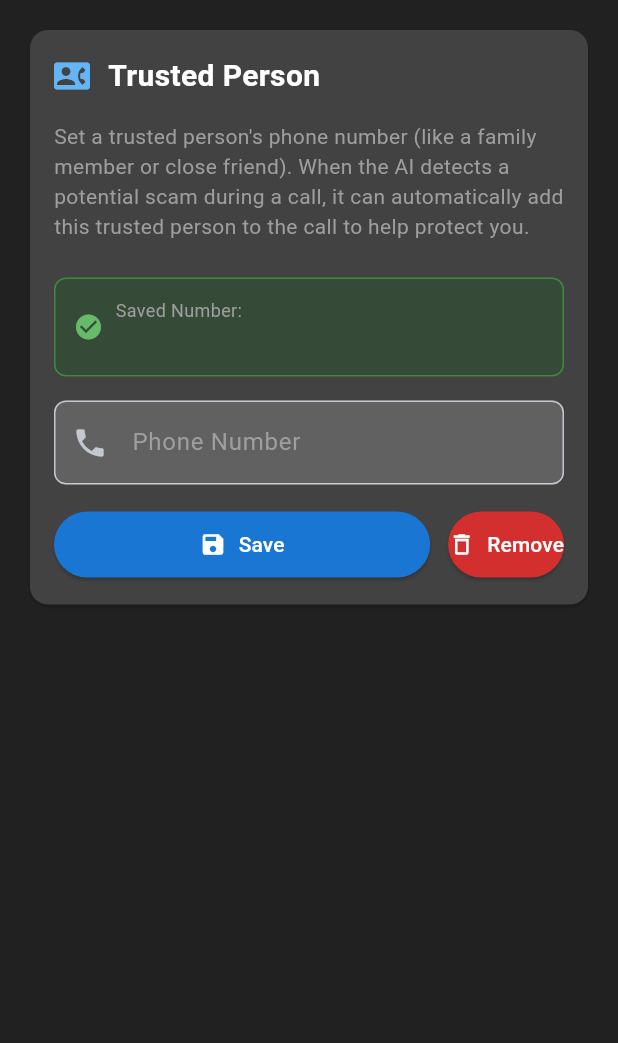
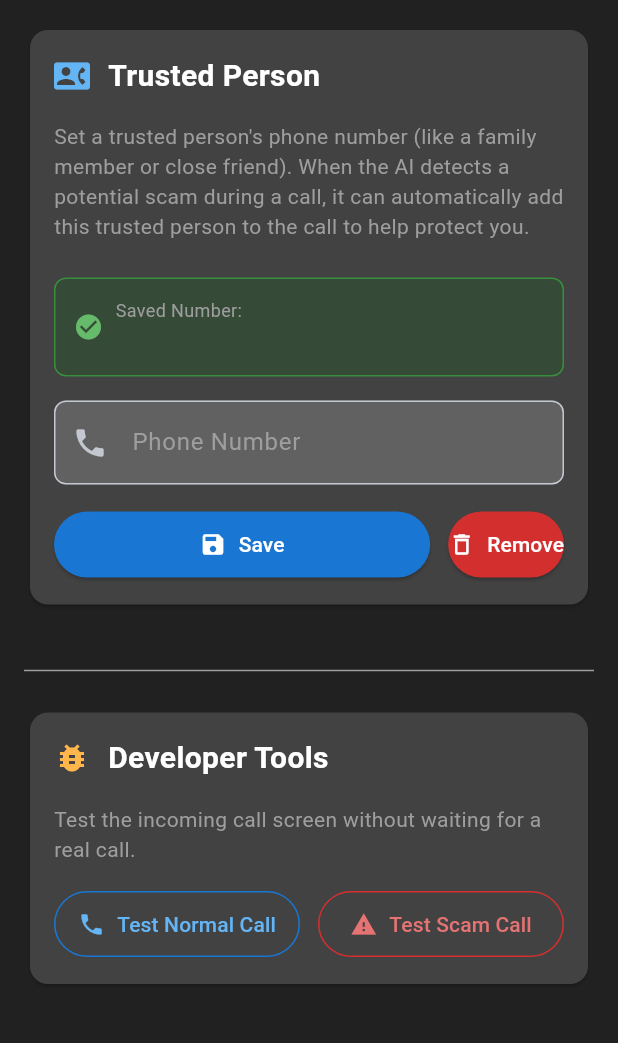
Before and after one commit to Siyaarr/Junction2025, a Flutter app: the SettingsScreen screen opened directly, on a phone screen of 412 x 824 dp, the part 84-1127 px from its top. Run offline on Flutter 3.47's test engine with Material 3 defaults, Android fonts, the phone set to English and light mode, and no system bars; our stand-ins replace audioplayers, dio, permission_handler, shared_preferences; missing offline and left inert: twilio_voice; accounts and stored records are empty; network calls fail.

Commit message:
Add developer call buttons to settings

```diff
--- a/lib/screens/settings_screen.dart
+++ b/lib/screens/settings_screen.dart
@@ -1,6 +1,10 @@
 import 'package:flutter/material.dart';
 import 'package:flutter/services.dart';
 import '../services/settings_service.dart';
+import '../models/call_info.dart';
+import '../widgets/call_overlay_manager.dart';
+import '../providers/call_provider.dart';
+import 'package:provider/provider.dart';
 
 class SettingsScreen extends StatefulWidget {
   const SettingsScreen({super.key});
@@ -310,9 +314,133 @@ class _SettingsScreenState extends State<SettingsScreen> {
                       ),
                     ),
                   ),
+
+                  // Dev Section (only in debug mode)
+                  if (const bool.fromEnvironment('dart.vm.product') ==
+                      false) ...[
+                    const SizedBox(height: 32),
+                    const Divider(color: Colors.grey),
+                    const SizedBox(height: 16),
+                    Card(
+                      color: Colors.grey[800],
+                      child: Padding(
+                        padding: const EdgeInsets.all(16.0),
+                        child: Column(
+                          crossAxisAlignment: CrossAxisAlignment.start,
+                          children: [
+                            Row(
+                              children: [
+                                Icon(
+                                  Icons.bug_report,
+                                  color: Colors.orange[300],
+                                  size: 24,
+                                ),
+                                const SizedBox(width: 12),
+                                const Text(
+                                  'Developer Tools',
+                                  style: TextStyle(
+                                    fontSize: 20,
+                                    fontWeight: FontWeight.bold,
+                                    color: Colors.white,
+                                  ),
+                                ),
+                              ],
+                            ),
+                            const SizedBox(height: 16),
+                            const Text(
+                              'Test the incoming call screen without waiting for a real call.',
+                              style: TextStyle(
+                                fontSize: 14,
+                                color: Colors.grey,
+                                height: 1.4,
+                              ),
+                            ),
+                            const SizedBox(height: 16),
+                            Row(
+                              children: [
+                                Expanded(
+                                  child: OutlinedButton.icon(
+                                    onPressed: () =>
+                                        _showTestCall(isScam: false),
+                                    icon: const Icon(Icons.phone),
+                                    label: const Text('Test Normal Call'),
+                                    style: OutlinedButton.styleFrom(
+                                      foregroundColor: Colors.blue[300],
+                                      side: BorderSide(
+                                        color: Colors.blue[700]!,
+                                      ),
+                                      padding: const EdgeInsets.symmetric(
+                                        vertical: 12,
+                                      ),
+                                    ),
+                                  ),
+                                ),
+                                const SizedBox(width: 12),
+                                Expanded(
+                                  child: OutlinedButton.icon(
+                                    onPressed: () =>
+                                        _showTestCall(isScam: true),
+                                    icon: const Icon(Icons.warning),
+                                    label: const Text('Test Scam Call'),
+                                    style: OutlinedButton.styleFrom(
+                                      foregroundColor: Colors.red[300],
+                                      side: BorderSide(color: Colors.red[700]!),
+                                      padding: const EdgeInsets.symmetric(
+                                        vertical: 12,
+                                      ),
+                                    ),
+                                  ),
+                                ),
+                              ],
+                            ),
+                          ],
+                        ),
+                      ),
+                    ),
+                  ],
                 ],
               ),
             ),
     );
   }
+
+  /// Dev feature: Show test incoming call overlay
+  void _showTestCall({required bool isScam}) {
+    final testCallInfo = CallInfo(
+      id: 'test-call-${DateTime.now().millisecondsSinceEpoch}',
+      phoneNumber: isScam ? '+1-800-SCAMMER' : '+1-555-0123',
+      contactName: isScam ? 'Suspicious Caller' : 'John Doe',
+      timestamp: DateTime.now(),
+      type: CallType.incoming,
+      status: CallStatus.ringing,
+      isScam: isScam,
+    );
+
+    final callProvider = Provider.of<CallProvider>(context, listen: false);
+
+    CallOverlayManager.showIncomingCall(
+      context: context,
+      callInfo: testCallInfo,
+      onAnswer: () {
+        callProvider.answerCall();
+        CallOverlayManager.hideOverlay();
+        ScaffoldMessenger.of(context).showSnackBar(
+          const SnackBar(
+            content: Text('Test call answered'),
+            duration: Duration(seconds: 1),
+          ),
+        );
+      },
+      onDecline: () {
+        callProvider.declineCall();
+        CallOverlayManager.hideOverlay();
+        ScaffoldMessenger.of(context).showSnackBar(
+          const SnackBar(
+            content: Text('Test call declined'),
+            duration: Duration(seconds: 1),
+          ),
+        );
+      },
+    );
+  }
 }
```
